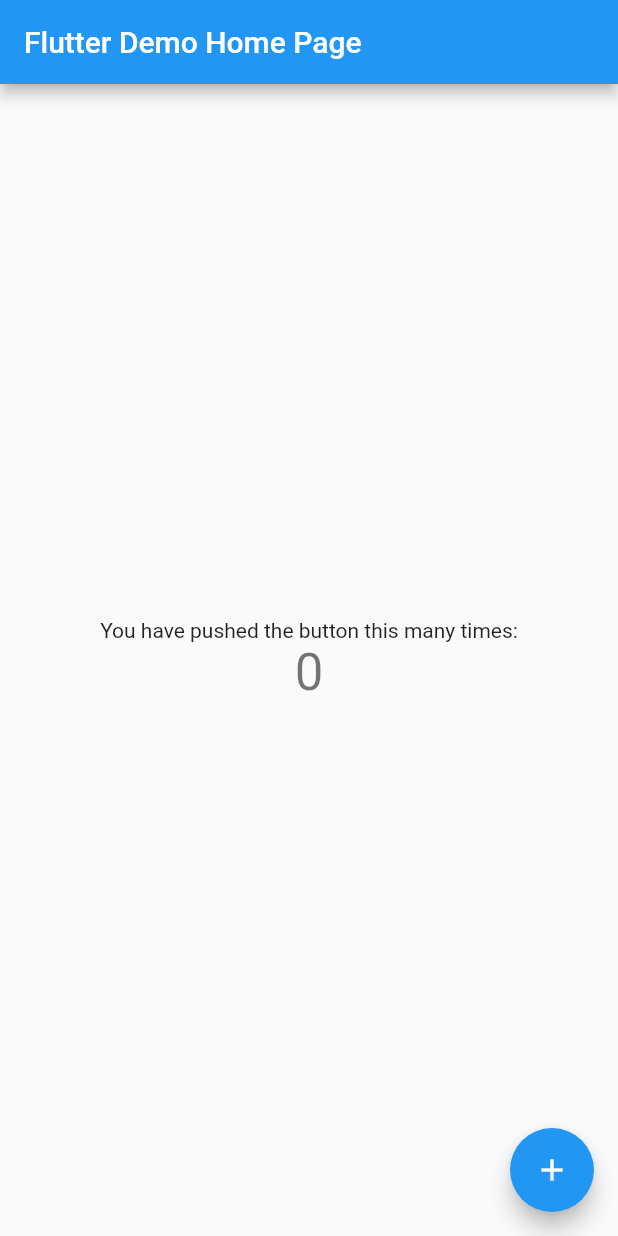
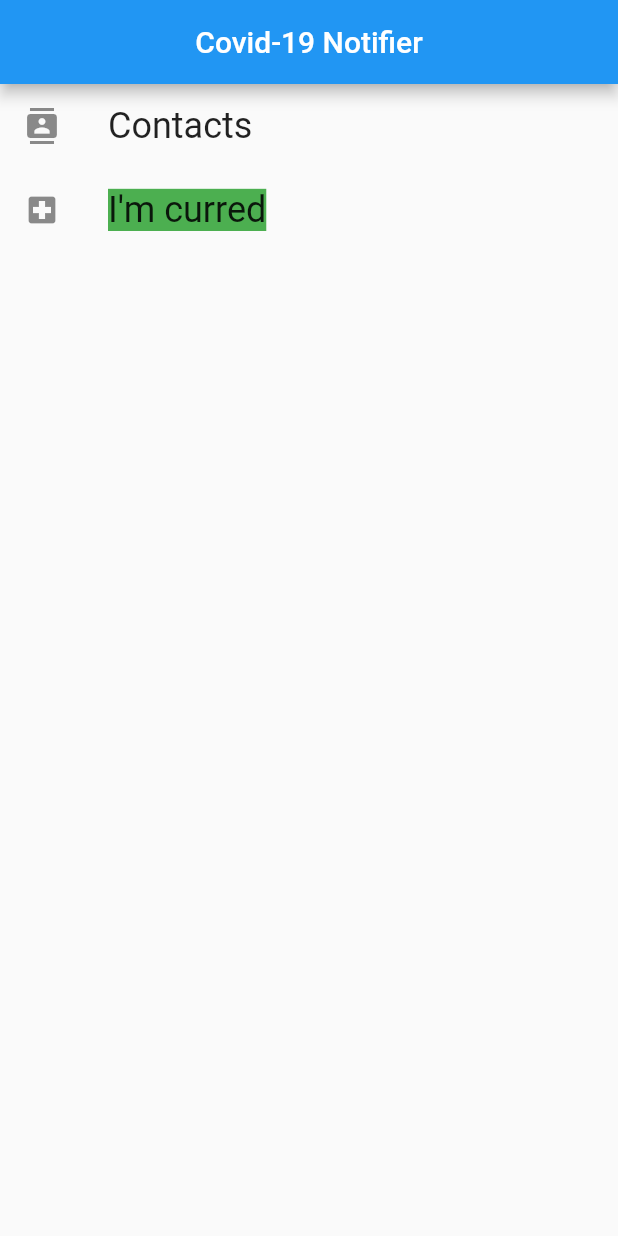
Before and after one commit to nicolaslecrique/covid-notif, a Flutter app: the screen it shows after launch, on a phone screen of 412 x 824 dp. Run offline on Flutter 3.47's test engine with Material 2 defaults, Android fonts, the phone set to English and light mode, and no system bars; our stand-ins replace introduction_screen.

Commit message:
First draft of the UX, - Home route with 2 buttons (Contacts & Sick/Curred buttons) - Contacts route with a list of contacts

```diff
--- a/covidnotif/lib/main.dart
+++ b/covidnotif/lib/main.dart
@@ -1,111 +1,126 @@
+import "dart:math";
 import 'package:flutter/material.dart';
+import 'package:intl/intl.dart';
+import 'package:introduction_screen/introduction_screen.dart';
 
-void main() => runApp(MyApp());
+void main() => runApp(App());
 
-class MyApp extends StatelessWidget {
-  // This widget is the root of your application.
+class App extends StatelessWidget {
   @override
   Widget build(BuildContext context) {
     return MaterialApp(
-      title: 'Flutter Demo',
-      theme: ThemeData(
-        // This is the theme of your application.
-        //
-        // Try running your application with "flutter run". You'll see the
-        // application has a blue toolbar. Then, without quitting the app, try
-        // changing the primarySwatch below to Colors.green and then invoke
-        // "hot reload" (press "r" in the console where you ran "flutter run",
-        // or simply save your changes to "hot reload" in a Flutter IDE).
-        // Notice that the counter didn't reset back to zero; the application
-        // is not restarted.
-        primarySwatch: Colors.blue,
-      ),
-      home: MyHomePage(title: 'Flutter Demo Home Page'),
+      title: 'Covid-19 Notifier',
+      home: Home(),
     );
   }
 }
 
-class MyHomePage extends StatefulWidget {
-  MyHomePage({Key key, this.title}) : super(key: key);
-
-  // This widget is the home page of your application. It is stateful, meaning
-  // that it has a State object (defined below) that contains fields that affect
-  // how it looks.
-
-  // This class is the configuration for the state. It holds the values (in this
-  // case the title) provided by the parent (in this case the App widget) and
-  // used by the build method of the State. Fields in a Widget subclass are
-  // always marked "final".
-
-  final String title;
-
+class Home extends StatefulWidget {
   @override
-  _MyHomePageState createState() => _MyHomePageState();
+  HomeState createState() => HomeState(false);
 }
 
-class _MyHomePageState extends State<MyHomePage> {
-  int _counter = 0;
+class HomeState extends State<Home> {
+  bool _sick;
 
-  void _incrementCounter() {
-    setState(() {
-      // This call to setState tells the Flutter framework that something has
-      // changed in this State, which causes it to rerun the build method below
-      // so that the display can reflect the updated values. If we changed
-      // _counter without calling setState(), then the build method would not be
-      // called again, and so nothing would appear to happen.
-      _counter++;
-    });
-  }
+  HomeState(this._sick);
 
   @override
   Widget build(BuildContext context) {
-    // This method is rerun every time setState is called, for instance as done
-    // by the _incrementCounter method above.
-    //
-    // The Flutter framework has been optimized to make rerunning build methods
-    // fast, so that you can just rebuild anything that needs updating rather
-    // than having to individually change instances of widgets.
+    var healthText = _sick
+        ? Text(
+            "I'm sick",
+            style: TextStyle(fontSize: 24, backgroundColor: Colors.red),
+          )
+        : Text(
+            "I'm curred",
+            style: TextStyle(fontSize: 24, backgroundColor: Colors.green),
+          );
+
+    // set up the AlertDialog
+    AlertDialog alert = AlertDialog(
+      title: Text("I'm ${!_sick ? 'sick' : 'curred'}"),
+      content: Text("Do you confirm you are ${!_sick ? 'sick' : 'curred'} ?"),
+      actions: [
+        FlatButton(
+          child: Text("Cancel"),
+          onPressed: () {
+            Navigator.of(context).pop();
+          },
+        ),
+        FlatButton(
+          child: Text("Confirm"),
+          onPressed: () {
+            setState(() {
+              _sick = !_sick;
+            });
+            Navigator.of(context).pop();
+          },
+        ),
+      ],
+    );
+
     return Scaffold(
       appBar: AppBar(
-        // Here we take the value from the MyHomePage object that was created by
-        // the App.build method, and use it to set our appbar title.
-        title: Text(widget.title),
-      ),
-      body: Center(
-        // Center is a layout widget. It takes a single child and positions it
-        // in the middle of the parent.
-        child: Column(
-          // Column is also a layout widget. It takes a list of children and
-          // arranges them vertically. By default, it sizes itself to fit its
-          // children horizontally, and tries to be as tall as its parent.
-          //
-          // Invoke "debug painting" (press "p" in the console, choose the
-          // "Toggle Debug Paint" action from the Flutter Inspector in Android
-          // Studio, or the "Toggle Debug Paint" command in Visual Studio Code)
-          // to see the wireframe for each widget.
-          //
-          // Column has various properties to control how it sizes itself and
-          // how it positions its children. Here we use mainAxisAlignment to
-          // center the children vertically; the main axis here is the vertical
-          // axis because Columns are vertical (the cross axis would be
-          // horizontal).
-          mainAxisAlignment: MainAxisAlignment.center,
-          children: <Widget>[
-            Text(
-              'You have pushed the button this many times:',
-            ),
-            Text(
-              '$_counter',
-              style: Theme.of(context).textTheme.display1,
-            ),
-          ],
+        title: Center(
+          child: Text('Covid-19 Notifier'),
         ),
       ),
-      floatingActionButton: FloatingActionButton(
-        onPressed: _incrementCounter,
-        tooltip: 'Increment',
-        child: Icon(Icons.add),
-      ), // This trailing comma makes auto-formatting nicer for build methods.
+      body: ListView(
+        children: <Widget>[
+          ListTile(
+            leading: Icon(Icons.contacts),
+            title: Text(
+              'Contacts',
+              style: TextStyle(fontSize: 24),
+            ),
+            onTap: () {
+              Navigator.push(
+                context,
+                MaterialPageRoute(builder: (context) => ContactsRoute()),
+              );
+            },
+          ),
+          ListTile(
+            leading: Icon(Icons.local_hospital),
+            title: healthText,
+            onTap: () {
+              showDialog(
+                context: context,
+                builder: (BuildContext context) {
+                  return alert;
+                },
+              );
+            },
+          ),
+        ],
+      ),
     );
   }
 }
+
+class ContactsRoute extends StatelessWidget {
+  @override
+  Widget build(BuildContext context) {
+    final cities = ['La Défense', 'Paris', 'Courbevoie', 'Marseille', 'Orléan'];
+    var now = new DateTime.now();
+
+    var contacts = cities.map((city) {
+      return Text(
+        '${DateFormat('y, MMM, d H:m').format(now)} at $city',
+        style: TextStyle(fontSize: 24),
+      );
+    }).toList();
+
+    return Scaffold(
+        appBar: AppBar(
+          title: Center(
+            child: Text('Contacts'),
+          ),
+        ),
+        body: Column(
+          crossAxisAlignment: CrossAxisAlignment.start,
+          children: contacts,
+        ));
+  }
+}
--- a/covidnotif/pubspec.yaml
+++ b/covidnotif/pubspec.yaml
@@ -23,6 +23,8 @@ dependencies:
   # The following adds the Cupertino Icons font to your application.
   # Use with the CupertinoIcons class for iOS style icons.
   cupertino_icons: ^0.1.2
+  introduction_screen: ^1.0.7
+  intl: ^0.16.1
 
 dev_dependencies:
   flutter_test:
```
Also changed, not shown: 1 other file.
